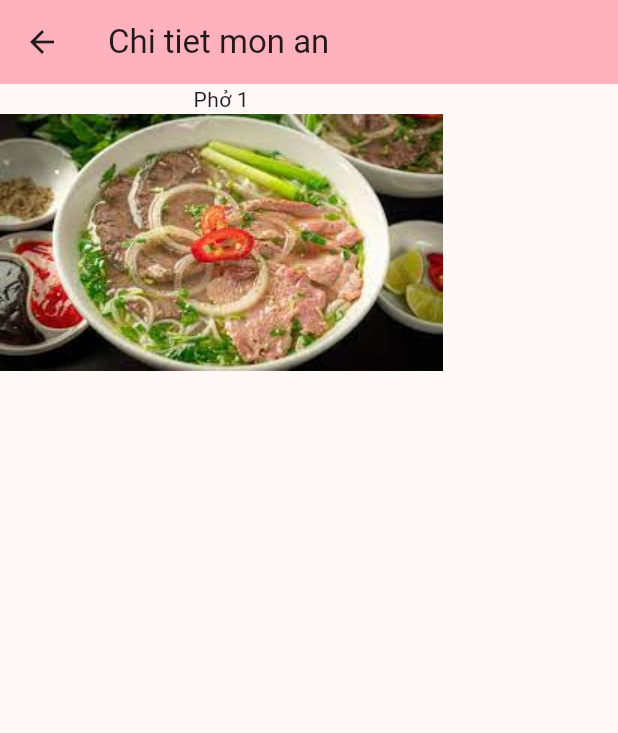
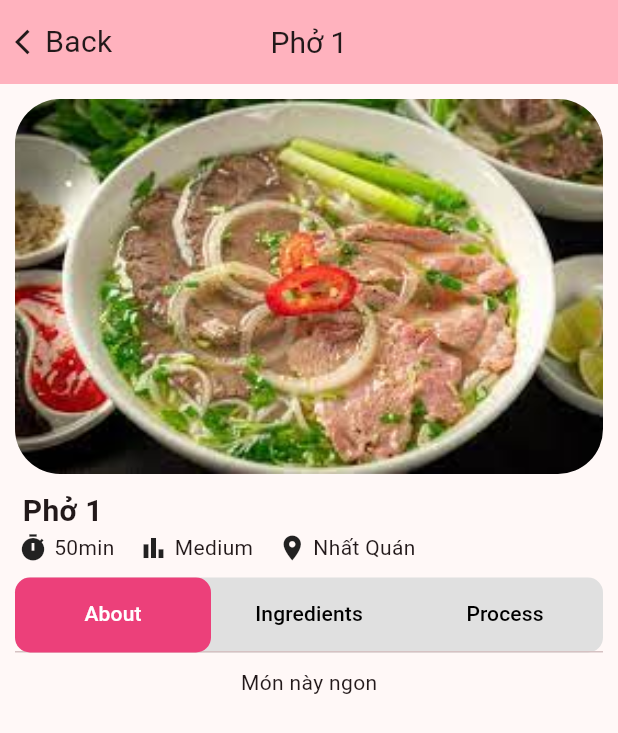
Before and after one commit to mrbogia2906/Vietasy, a Flutter app: the FoodDetailScreen screen opened directly with sample values from the repository, on a phone screen of 412 x 824 dp. Shown: the top 733 px of the screen. Run offline on Flutter 3.47's test engine with Material 2 defaults, Android fonts, the phone set to English and light mode, and no system bars; our stand-ins replace diacritic.

Commit message:
update bla

```diff
--- a/lib/food_details_page.dart
+++ b/lib/food_details_page.dart
@@ -1,27 +1,134 @@
 import 'package:flutter/material.dart';
-
 import '../models/foods.dart';
 
 class FoodDetailScreen extends StatelessWidget {
-  const FoodDetailScreen({super.key, required this.food});
+  final Food food;
 
-  final Food food;
+  FoodDetailScreen({Key? key, required this.food}) : super(key: key);
 
   @override
   Widget build(BuildContext context) {
-    return Scaffold(
+    return DefaultTabController(
+      length: 3, // Số lượng tabs
+      child: Scaffold(
         appBar: AppBar(
           backgroundColor: Theme.of(context).colorScheme.inversePrimary,
-        title: Text("Chi tiet mon an"),
+          centerTitle: true,
+          titleSpacing: 0,
+          leadingWidth: 100,
+          leading: InkWell(
+            onTap: () => Navigator.of(context).pop(),
+            child: Padding(
+              padding: const EdgeInsets.only(left: 10.0),
+              child: Row(
+                children: [
+                  Icon(Icons.arrow_back_ios, size: 20),
+                  Text('Back', style: TextStyle(fontSize: 20)),
+                ],
+              ),
+            ),
+          ),
+          title: Text(food.name, style: TextStyle(fontSize: 20)),
         ),
         body: Column(
           children: [
-          Text(food.name),
-          Image.asset(
-            food.image,
+            Container(
+              margin: EdgeInsets.all(10),
+              height: 250,
+              decoration: BoxDecoration(
+                borderRadius: BorderRadius.circular(30),
+                image: DecorationImage(
                     fit: BoxFit.cover,
+                    image: AssetImage(food.image),
+                ),
+              ),
+            ),
+            Padding(
+              padding: const EdgeInsets.only(left: 15),
+              child: Row(
+                mainAxisAlignment: MainAxisAlignment.start,
+                children: [
+                  Text(food.name, style: TextStyle(fontSize: 20, fontWeight: FontWeight.w700),),
+                ],
+              ),
+            ),
+            Row(
+              mainAxisAlignment: MainAxisAlignment.start,
+              children: [
+                SizedBox(width: 12),
+
+                Icon(Icons.timer, size: 20,),
+                SizedBox(width: 4),
+                Text('50min',),
+
+                SizedBox(width: 16),
+
+                Icon(Icons.bar_chart, size: 20),
+                SizedBox(width: 4),
+                Text('Medium',),
+
+                SizedBox(width: 16),
+
+                Icon(Icons.location_on, size: 20,),
+                SizedBox(width: 4),
+                Text("Nhất Quán",),
+              ],
+            ),
+            Container(
+              margin: EdgeInsets.all(10),
+              height: 50,
+              decoration: BoxDecoration(
+                borderRadius: BorderRadius.circular(10),
+                color: Colors.grey.shade300,
+              ),
+              child: TabBar(
+                indicatorSize: TabBarIndicatorSize.tab,
+                indicator: BoxDecoration(
+                  color: Colors.pink.shade400,
+                  borderRadius: BorderRadius.circular(10),
+                  shape: BoxShape.rectangle,
+                ),
+                labelColor: Colors.white,
+                unselectedLabelColor: Colors.black,
+                tabs: [
+                  Tab(text: 'About'),
+                  Tab(text: 'Ingredients'),
+                  Tab(text: 'Process'),
+                ],
+              ),
+            ),
+            Expanded(
+              child: TabBarView(
+                children: [
+                  // Tab About
+                  SingleChildScrollView(
+                    child: Column(
+                      children: [
+                        Text('Món này ngon')
+                      ],
+                    ),
+                  ),
+                  // Tab Ingredients
+                  SingleChildScrollView(
+                    child: Column(
+                      children: [
+                        Text('Nhiều nguyên liệu vl')
+                      ],
+                    ),
+                  ),
+                  // Tab Process
+                  SingleChildScrollView(
+                    child: Column(
+                      children: [
+                        Text('Cách làm khó vl')
+                      ],
+                    ),
                   ),
                 ],
+              ),
+            ),
+          ],
+        ),
       ),
     );
   }
```
Lines whose indentation alone changed are shown as unchanged.
